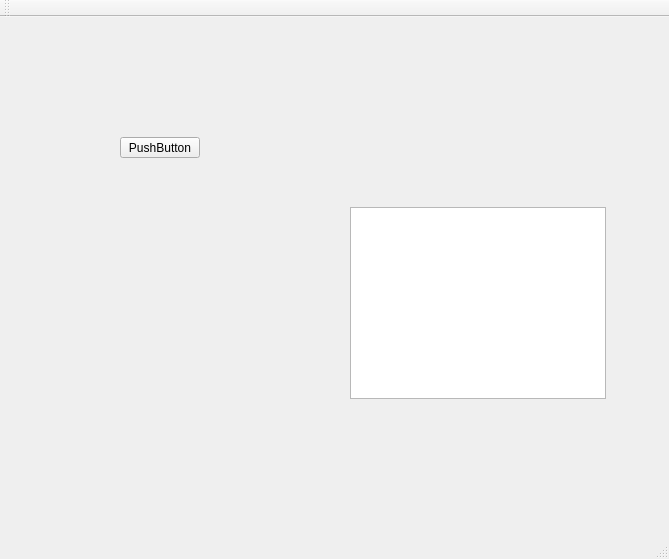
Before: the Qt Designer form mainwindow.ui in hrafnkelli14/Verklegt-verkefni-3, drawn with Qt 5.
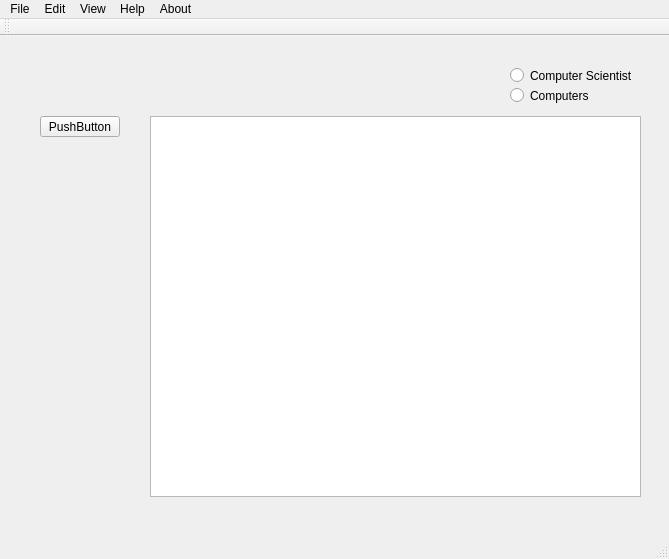
After: the same form once the commit is applied.

Commit message: fetching from db to table

What changed in the file:
```diff
--- a/mainwindow.ui
+++ b/mainwindow.ui
@@ -14,21 +14,11 @@
    <string>MainWindow</string>
   </property>
   <widget class="QWidget" name="centralWidget">
-   <widget class="QListView" name="listView">
-    <property name="geometry">
-     <rect>
-      <x>350</x>
-      <y>190</y>
-      <width>256</width>
-      <height>192</height>
-     </rect>
-    </property>
-   </widget>
    <widget class="QPushButton" name="pushButton">
     <property name="geometry">
      <rect>
-      <x>120</x>
-      <y>120</y>
+      <x>40</x>
+      <y>80</y>
       <width>80</width>
       <height>21</height>
      </rect>
@@ -37,6 +27,48 @@
      <string>PushButton</string>
     </property>
    </widget>
+   <widget class="QTableView" name="tableView">
+    <property name="geometry">
+     <rect>
+      <x>150</x>
+      <y>80</y>
+      <width>491</width>
+      <height>381</height>
+     </rect>
+    </property>
+   </widget>
+   <widget class="QRadioButton" name="radioCS">
+    <property name="geometry">
+     <rect>
+      <x>510</x>
+      <y>30</y>
+      <width>121</width>
+      <height>19</height>
+     </rect>
+    </property>
+    <property name="text">
+     <string>Computer Scientists</string>
+    </property>
+    <attribute name="buttonGroup">
+     <string notr="true">typeButtonGroup</string>
+    </attribute>
+   </widget>
+   <widget class="QRadioButton" name="radioComp">
+    <property name="geometry">
+     <rect>
+      <x>510</x>
+      <y>50</y>
+      <width>84</width>
+      <height>19</height>
+     </rect>
+    </property>
+    <property name="text">
+     <string>Computers</string>
+    </property>
+    <attribute name="buttonGroup">
+     <string notr="true">typeButtonGroup</string>
+    </attribute>
+   </widget>
   </widget>
   <widget class="QMenuBar" name="menuBar">
    <property name="geometry">
@@ -47,13 +79,44 @@
      <height>20</height>
     </rect>
    </property>
+   <widget class="QMenu" name="menuSkil_3">
+    <property name="title">
+     <string>File</string>
+    </property>
+   </widget>
+   <widget class="QMenu" name="menuEdit">
+    <property name="title">
+     <string>Edit</string>
+    </property>
+    <addaction name="actionView"/>
+   </widget>
+   <widget class="QMenu" name="menuView">
+    <property name="title">
+     <string>View</string>
+    </property>
+   </widget>
+   <widget class="QMenu" name="menuHelp">
+    <property name="title">
+     <string>Help</string>
+    </property>
+   </widget>
+   <widget class="QMenu" name="menuAbout">
+    <property name="title">
+     <string>About</string>
+    </property>
+   </widget>
+   <addaction name="menuSkil_3"/>
+   <addaction name="menuEdit"/>
+   <addaction name="menuView"/>
+   <addaction name="menuHelp"/>
+   <addaction name="menuAbout"/>
   </widget>
   <widget class="QToolBar" name="mainToolBar">
    <attribute name="toolBarArea">
     <enum>TopToolBarArea</enum>
    </attribute>
    <attribute name="toolBarBreak">
-    <bool>false</bool>
+    <bool>true</bool>
    </attribute>
   </widget>
   <widget class="QStatusBar" name="statusBar"/>
```
Left out of the diff: 10 changed lines with no effect on the pictures. The commit also changes 6 other files.
